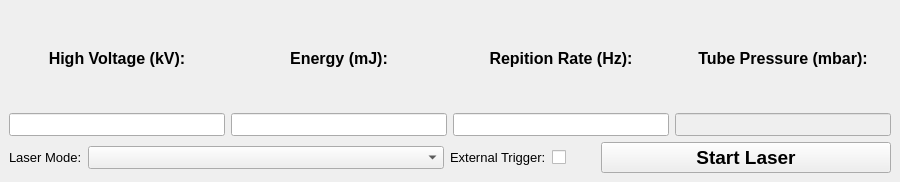
This is src/ui/docked_laser_status_control.ui in ibrummel/PLD-Laser-Brain as Qt 5 draws it before an edit. The edited form follows.
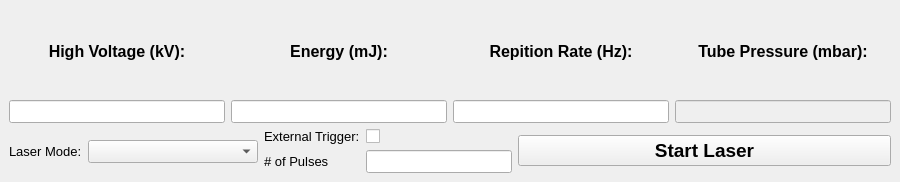
This is the edited form. Icons and pictures are not drawn.

Commit message: Added a num_pulses field to the lsc, user can enter a number and click start or press enter to run that number of pulses on the laser. This field will be cleared on laser stop.

```diff
--- a/src/ui/docked_laser_status_control.ui
+++ b/src/ui/docked_laser_status_control.ui
@@ -18,7 +18,7 @@
   </property>
   <property name="minimumSize">
    <size>
-    <width>567</width>
+    <width>638</width>
     <height>182</height>
    </size>
   </property>
@@ -143,7 +143,7 @@
      </layout>
     </item>
     <item>
-     <layout class="QHBoxLayout" name="horizontalLayout_3" stretch="3,1,2">
+     <layout class="QHBoxLayout" name="horizontalLayout_3" stretch="2,2,3">
       <item>
        <layout class="QFormLayout" name="formLayout_3">
         <property name="formAlignment">
@@ -193,6 +193,16 @@
           </property>
          </widget>
         </item>
+        <item row="1" column="0">
+         <widget class="QLabel" name="lbl_num_pulses">
+          <property name="text">
+           <string># of Pulses</string>
+          </property>
+         </widget>
+        </item>
+        <item row="1" column="1">
+         <widget class="QLineEdit" name="line_num_pulses"/>
+        </item>
        </layout>
       </item>
       <item>
```
The commit also changes 2 other files.
